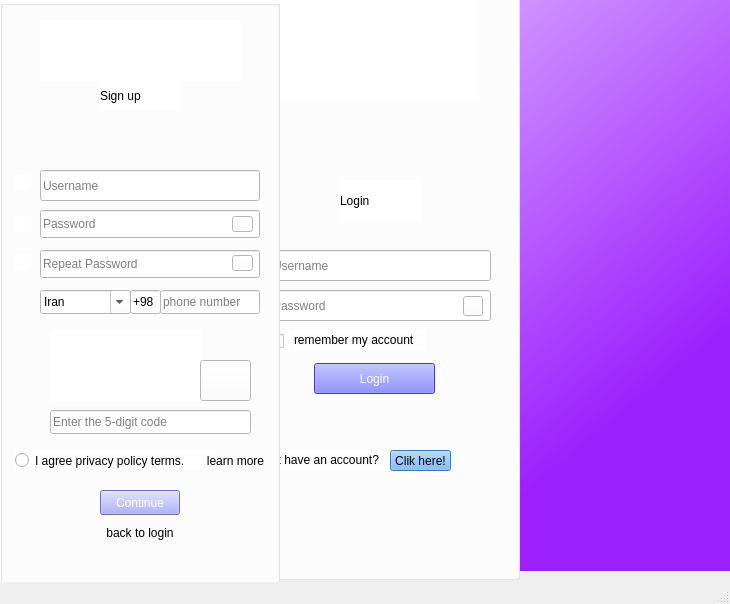
Qt form login.ui (Pourya231/converso) before a commit.
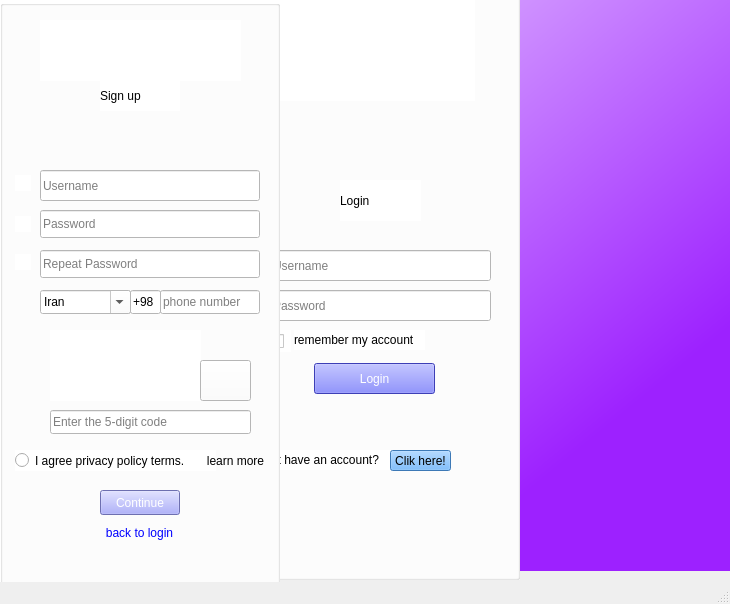
The same form after that commit. Icons and pictures are not drawn.

Commit message: The privacy policy bug was fixed and the design was changed

Diff of the .ui file:
```diff
--- a/login.ui
+++ b/login.ui
@@ -380,7 +380,8 @@
       </rect>
      </property>
      <property name="styleSheet">
-      <string notr="true">image: url(:/new/prefix1/eye2.jpg);</string>
+      <string notr="true">image: url(:/new/prefix1/eye2.jpg);
+border:none;</string>
      </property>
      <property name="text">
       <string/>
@@ -438,7 +439,8 @@
       </rect>
      </property>
      <property name="styleSheet">
-      <string notr="true">image: url(:/new/prefix1/eye2.jpg);</string>
+      <string notr="true">image: url(:/new/prefix1/eye2.jpg);
+border:none;</string>
      </property>
      <property name="text">
       <string/>
@@ -447,15 +449,15 @@
     <widget class="QPushButton" name="backlogin">
      <property name="geometry">
       <rect>
-       <x>100</x>
+       <x>94</x>
        <y>520</y>
-       <width>80</width>
+       <width>91</width>
        <height>25</height>
       </rect>
      </property>
      <property name="styleSheet">
-      <string notr="true">color: rgb(0, 0, 0);
-background-color: rgb(0, 170, 255);</string>
+      <string notr="true">color: rgb(0, 0, 255);
+font: 75 9pt &quot;MS Shell Dlg 2&quot;;</string>
      </property>
      <property name="text">
       <string>back to login</string>
@@ -712,7 +714,8 @@
       </rect>
      </property>
      <property name="styleSheet">
-      <string notr="true">image: url(:/new/prefix1/eye2.jpg);</string>
+      <string notr="true">image: url(:/new/prefix1/eye2.jpg);
+border:none;</string>
      </property>
      <property name="text">
       <string/>
```
Left out of the diff: 5 changed lines with no effect on the pictures. The commit also changes 2 other files.
